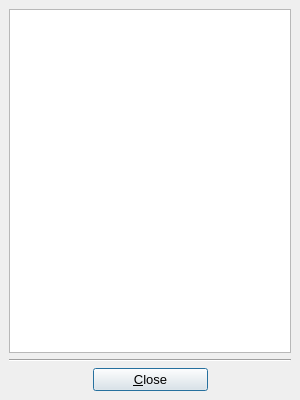
Above: helpDialog.ui from textbrowser/qtchess before the change. Below: the same form after it.
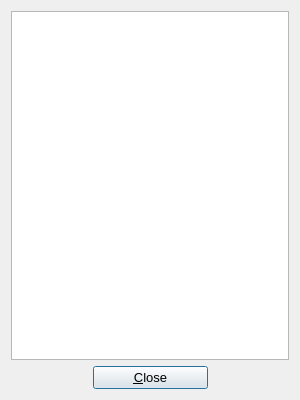
That is the form after the change. Icons and pictures are not drawn.

Commit message: Removed extra lines. Update the interface after a move.

Patch:
```diff
--- a/helpDialog.ui
+++ b/helpDialog.ui
@@ -23,12 +23,6 @@
     <normaloff>chess.png</normaloff>chess.png</iconset>
   </property>
   <layout class="QVBoxLayout">
-   <property name="spacing">
-    <number>6</number>
-   </property>
-   <property name="margin">
-    <number>9</number>
-   </property>
    <item>
     <widget class="QTextEdit" name="text">
      <property name="readOnly">
@@ -36,21 +30,8 @@
      </property>
     </widget>
    </item>
-   <item>
-    <widget class="Line" name="line">
-     <property name="orientation">
-      <enum>Qt::Horizontal</enum>
-     </property>
-    </widget>
-   </item>
    <item>
     <layout class="QHBoxLayout">
-     <property name="spacing">
-      <number>6</number>
-     </property>
-     <property name="margin">
-      <number>0</number>
-     </property>
      <item>
       <spacer>
        <property name="orientation">
```
The commit also changes 3 other files.
